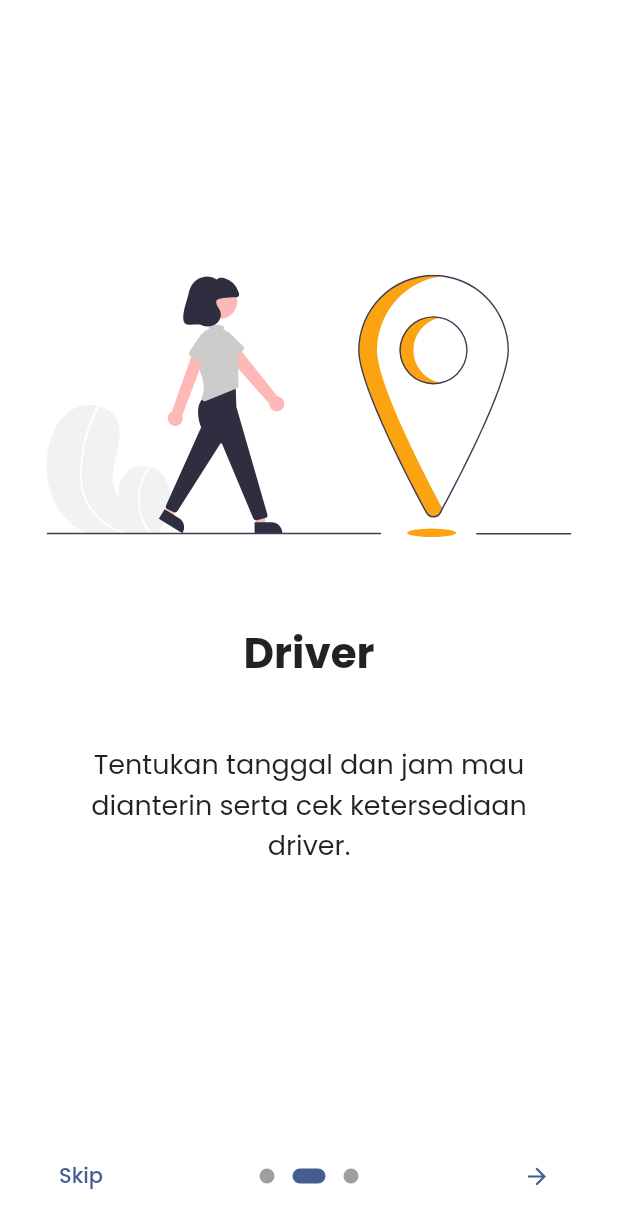
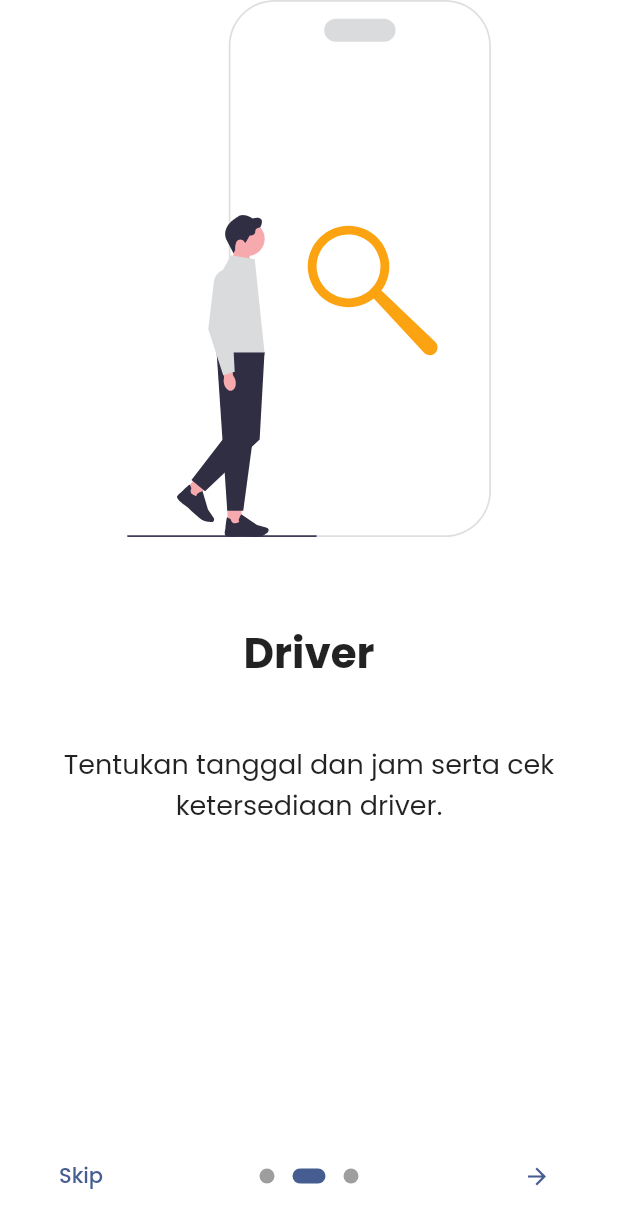
Before and after one commit to mdsetiawan11/anterin_kc_pky, a Flutter app: the screen it shows after launch, swiped to page 2, on a phone screen of 412 x 824 dp. Shown: the top 1228 px of the screen. Run offline on Flutter 3.47's test engine with Material 2 defaults, Android fonts, the phone set to English and light mode, and no system bars; drawn by our look-alikes of introduction_screen; our stand-ins replace awesome_dialog, flutter_custom_clippers, flutter_rating_bar, flutter_slidable, flutter_svg, fluttertoast and 5 more; missing offline and left inert: material_dialogs.

Commit message:
change app name

```diff
--- a/lib/pages/auth/intro.dart
+++ b/lib/pages/auth/intro.dart
@@ -31,11 +31,10 @@ class _IntroductionPageState extends State<IntroductionPage> {
             )),
         PageViewModel(
             title: 'Driver',
-            body:
-                'Tentukan tanggal dan jam mau dianterin serta cek ketersediaan driver.',
+            body: 'Tentukan tanggal dan jam serta cek ketersediaan driver.',
             decoration: pageDecoration,
             image: SvgPicture.asset(
-              'assets/navigation.svg',
+              'assets/select.svg',
               width: 350,
             )),
         PageViewModel(
```
Also changed, not shown: 1 other file.
